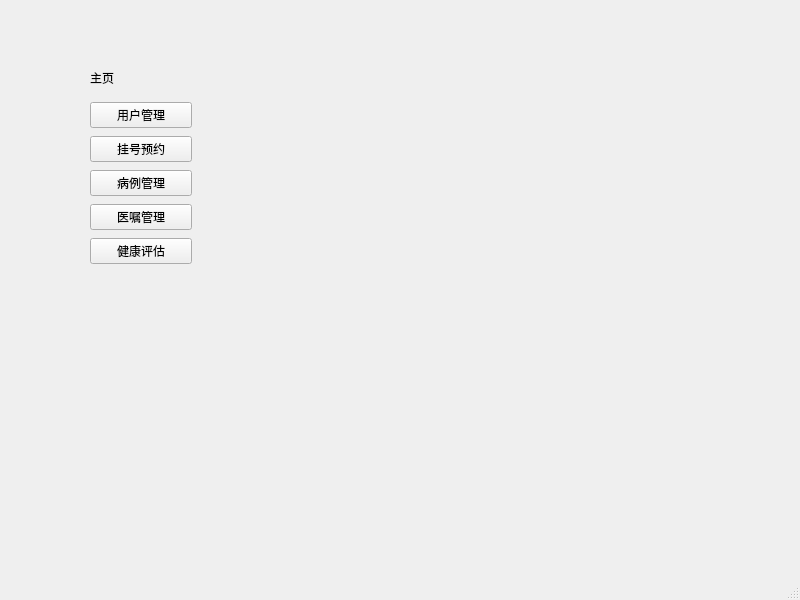
Old version of the form Client/homepage.ui in the repository lgy987/IntelliMed.
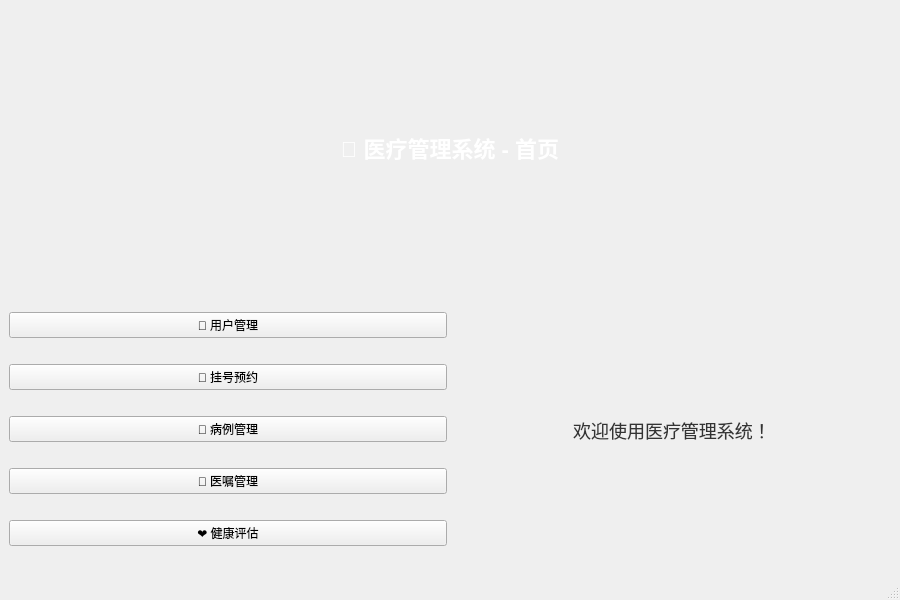
New version of the form.

Commit message: Homepage placeholder

```diff
--- a/Client/homepage.ui
+++ b/Client/homepage.ui
@@ -6,7 +6,7 @@
    <rect>
     <x>0</x>
     <y>0</y>
-    <width>800</width>
+    <width>900</width>
     <height>600</height>
    </rect>
   </property>
@@ -14,77 +14,101 @@
    <string>MainWindow</string>
   </property>
   <widget class="QWidget" name="centralwidget">
-   <widget class="QLabel" name="label">
-    <property name="geometry">
-     <rect>
-      <x>90</x>
-      <y>70</y>
-      <width>58</width>
-      <height>16</height>
-     </rect>
-    </property>
+   <layout class="QVBoxLayout" name="verticalLayout_main">
+
+    <!-- Header -->
+    <item>
+     <widget class="QLabel" name="labelHeader">
     <property name="text">
-     <string>主页</string>
-    </property>
-   </widget>
-   <widget class="QWidget" name="">
-    <property name="geometry">
-     <rect>
-      <x>90</x>
-      <y>100</y>
-      <width>102</width>
-      <height>168</height>
-     </rect>
-    </property>
-    <layout class="QVBoxLayout" name="verticalLayout">
+       <string>🏥 医疗管理系统 - 首页</string>
+      </property>
+      <property name="alignment">
+       <set>Qt::AlignCenter</set>
+      </property>
+      <property name="styleSheet">
+       <string notr="true">
+        font-size: 22px;
+        font-weight: bold;
+        color: white;
+        background-color: qlineargradient(x1:0,y1:0,x2:1,y2:0,
+                                          stop:0 #2193b0, stop:1 #6dd5ed);
+        padding: 15px;
+        border-radius: 8px;
+       </string>
+      </property>
+     </widget>
+    </item>
+
+    <!-- Content -->
      <item>
-      <widget class="QPushButton" name="pushButton">
+     <layout class="QHBoxLayout" name="horizontalLayout_content">
+
+      <!-- Left Navigation -->
+      <item>
+       <layout class="QVBoxLayout" name="verticalLayout_nav">
+        <item>
+         <widget class="QPushButton" name="btnUser">
        <property name="text">
-        <string>用户管理</string>
+           <string>👤 用户管理</string>
        </property>
       </widget>
      </item>
      <item>
-      <widget class="QPushButton" name="pushButton_5">
+         <widget class="QPushButton" name="btnAppointment">
        <property name="text">
-        <string>挂号预约</string>
+           <string>📅 挂号预约</string>
        </property>
       </widget>
      </item>
      <item>
-      <widget class="QPushButton" name="pushButton_2">
+         <widget class="QPushButton" name="btnCases">
        <property name="text">
-        <string>病例管理</string>
+           <string>📄 病例管理</string>
        </property>
       </widget>
      </item>
      <item>
-      <widget class="QPushButton" name="pushButton_3">
+         <widget class="QPushButton" name="btnOrders">
        <property name="text">
-        <string>医嘱管理</string>
+           <string>💊 医嘱管理</string>
        </property>
       </widget>
      </item>
      <item>
-      <widget class="QPushButton" name="pushButton_4">
+         <widget class="QPushButton" name="btnHealth">
        <property name="text">
-        <string>健康评估</string>
+           <string>❤️ 健康评估</string>
        </property>
       </widget>
      </item>
     </layout>
-   </widget>
-  </widget>
-  <widget class="QMenuBar" name="menubar">
-   <property name="geometry">
-    <rect>
-     <x>0</x>
-     <y>0</y>
-     <width>800</width>
-     <height>24</height>
-    </rect>
-   </property>
-  </widget>
+      </item>
+
+      <!-- Center Area -->
+      <item>
+       <widget class="QLabel" name="labelWelcome">
+        <property name="text">
+         <string>欢迎使用医疗管理系统！</string>
+        </property>
+        <property name="alignment">
+         <set>Qt::AlignCenter</set>
+        </property>
+        <property name="styleSheet">
+         <string notr="true">
+          font-size: 18px;
+          color: #333;
+          padding: 30px;
+         </string>
+        </property>
+       </widget>
+      </item>
+
+     </layout>
+    </item>
+
+   </layout>
+  </widget>
+  <widget class="QMenuBar" name="menubar"/>
   <widget class="QStatusBar" name="statusbar"/>
  </widget>
  <resources/>
```
Left out of the diff: 2 changed lines with no effect on the pictures. Lines whose indentation alone changed are shown as unchanged. The commit also changes 25 other files.
